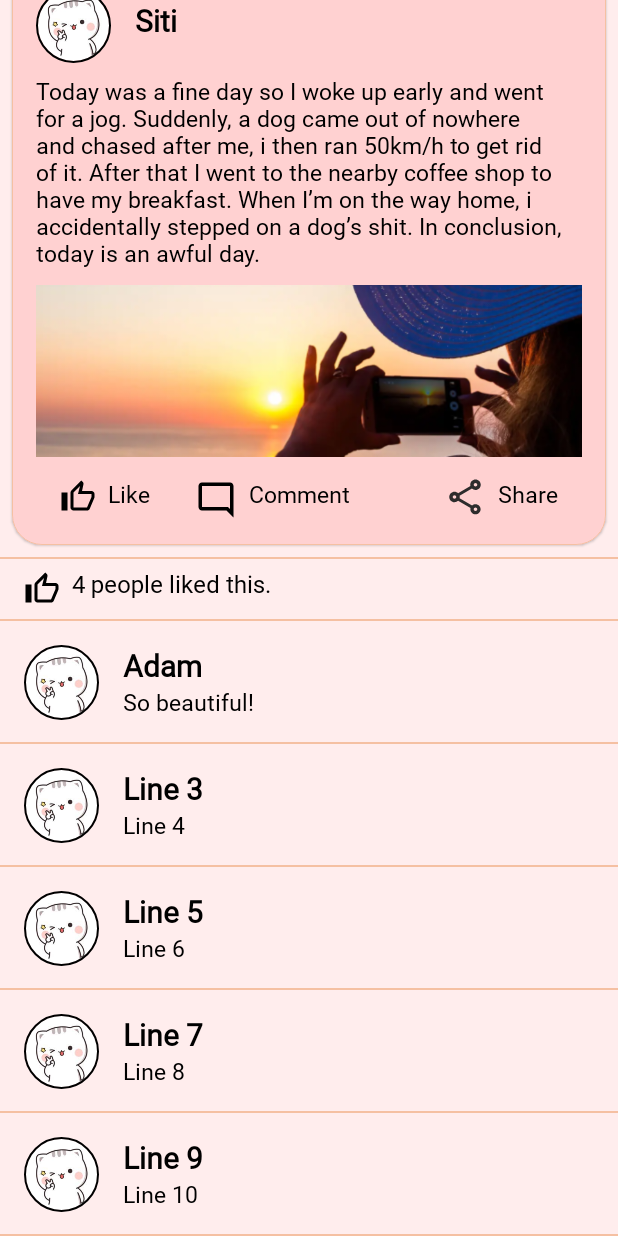
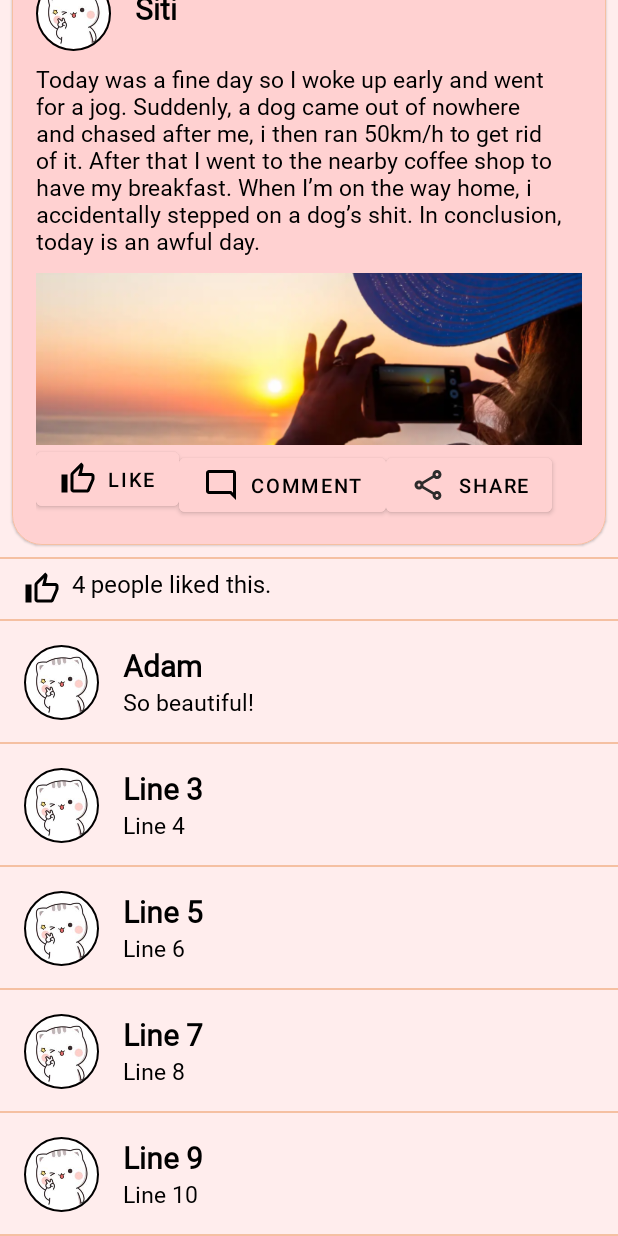
Before and after one commit to Christina-Ku-Pei-San/JomChat, an Android app: the PostActivity screen opened directly, with no data from a screen before it, on a phone screen of 412 x 824 dp. Run offline under Robolectric (Android 15) with nearby library versions, the phone set to English and light mode, and no system bars; our stand-ins replace CircleImageView; Roboto replaces fonts that are not available here.

Commit message:
change to button

```diff
--- a/app/src/main/res/layout/post_item.xml
+++ b/app/src/main/res/layout/post_item.xml
@@ -55,73 +55,46 @@
             android:layout_marginTop="8dp"
             android:src="@drawable/post_photo1"/>
 
-        <ImageView
+
+        <Button
             android:id="@+id/IVLike"
             android:layout_width="wrap_content"
             android:layout_height="wrap_content"
             android:layout_below="@+id/IVPostPhoto"
-            android:layout_marginTop="12dp"
-            android:layout_marginStart="16dp"
-            android:src="@drawable/ic_like"/>
+            android:layout_marginTop="-4dp"
+            android:backgroundTint="#FFD1D1"
+            android:drawableLeft="@drawable/ic_like"
+            android:text="like"
+            android:textColor="@color/black"
+            android:textSize="13dp" />
 
-        <TextView
-            android:id="@+id/TVLike"
+        <Button
+            android:id="@+id/IVComment"
             android:layout_width="wrap_content"
             android:layout_height="wrap_content"
             android:layout_below="@+id/IVPostPhoto"
-            android:layout_marginStart="8dp"
-            android:layout_marginTop="11dp"
-            android:layout_toEndOf="@+id/IVLike"
-            android:fontFamily="@font/m_plus_1p"
-            android:text="Like"
-            android:textColor="@android:color/black"
-            android:textSize="15sp" />
+            android:layout_toRightOf="@+id/IVLike"
+            android:backgroundTint="#FFD1D1"
+            android:drawableLeft="@drawable/ic_comment"
+            android:text="comment"
+            android:textSize="13dp"
+            android:textColor="@color/black" />
 
-        <ImageView
-            android:id="@+id/IVComment"
-            android:layout_width="28dp"
-            android:layout_height="28dp"
-            android:layout_below="@+id/IVPostPhoto"
-            android:layout_toEndOf="@+id/TVLike"
-            android:layout_marginTop="12dp"
-            android:layout_marginStart="30dp"
-            android:src="@drawable/ic_comment"/>
 
-        <TextView
-            android:id="@+id/TVComment"
+
+        <Button
+            android:id="@+id/IVShare"
             android:layout_width="wrap_content"
             android:layout_height="wrap_content"
             android:layout_below="@+id/IVPostPhoto"
-            android:layout_marginStart="8dp"
-            android:layout_marginTop="11dp"
-            android:layout_toEndOf="@+id/IVComment"
-            android:fontFamily="@font/m_plus_1p"
-            android:text="Comment"
-            android:textColor="@android:color/black"
-            android:textSize="15sp" />
+            android:layout_toRightOf="@id/IVComment"
+            android:backgroundTint="#FFD1D1"
+            android:drawableLeft="@drawable/ic_share"
+            android:text="Share"
+            android:textSize="13dp"
+            android:textColor="@color/black"  />
 
-        <ImageView
-            android:id="@+id/IVShare"
-            android:layout_width="28dp"
-            android:layout_height="28dp"
-            android:layout_below="@+id/IVPostPhoto"
-            android:layout_marginTop="10dp"
-            android:layout_marginEnd="8dp"
-            android:layout_toStartOf="@+id/TVShare"
-            android:src="@drawable/ic_share" />
 
-        <TextView
-            android:id="@+id/TVShare"
-            android:layout_width="wrap_content"
-            android:layout_height="wrap_content"
-            android:layout_below="@+id/IVPostPhoto"
-            android:layout_alignParentEnd="true"
-            android:layout_marginTop="11dp"
-            android:layout_marginEnd="16dp"
-            android:fontFamily="@font/m_plus_1p"
-            android:text="Share"
-            android:textColor="@android:color/black"
-            android:textSize="15sp" />
 
     </RelativeLayout>
 
```
